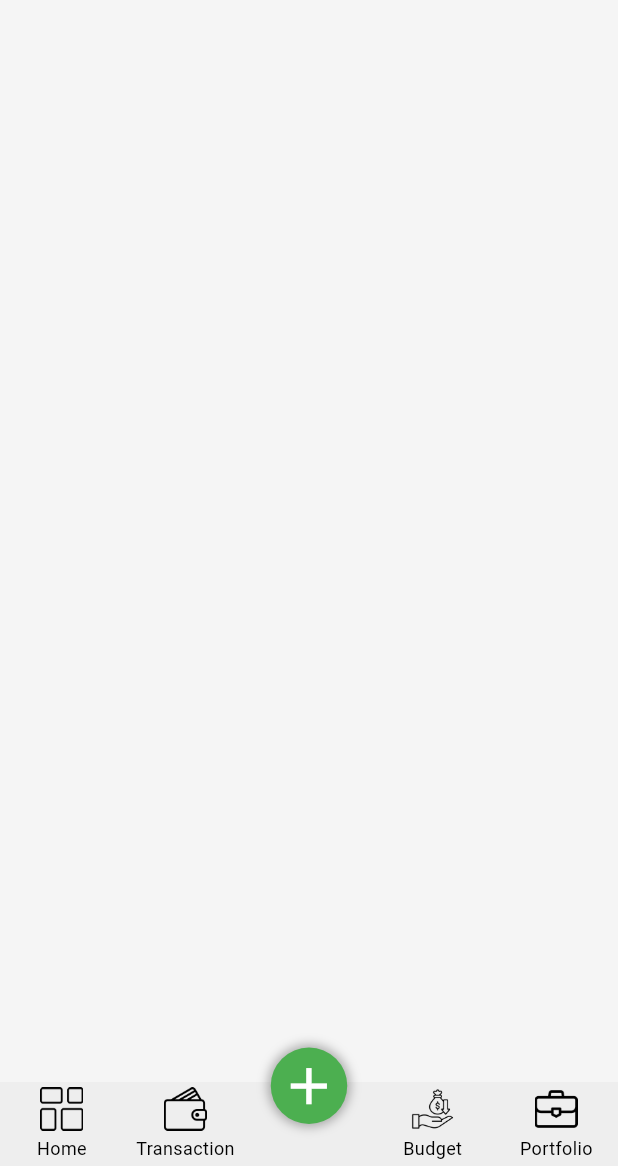
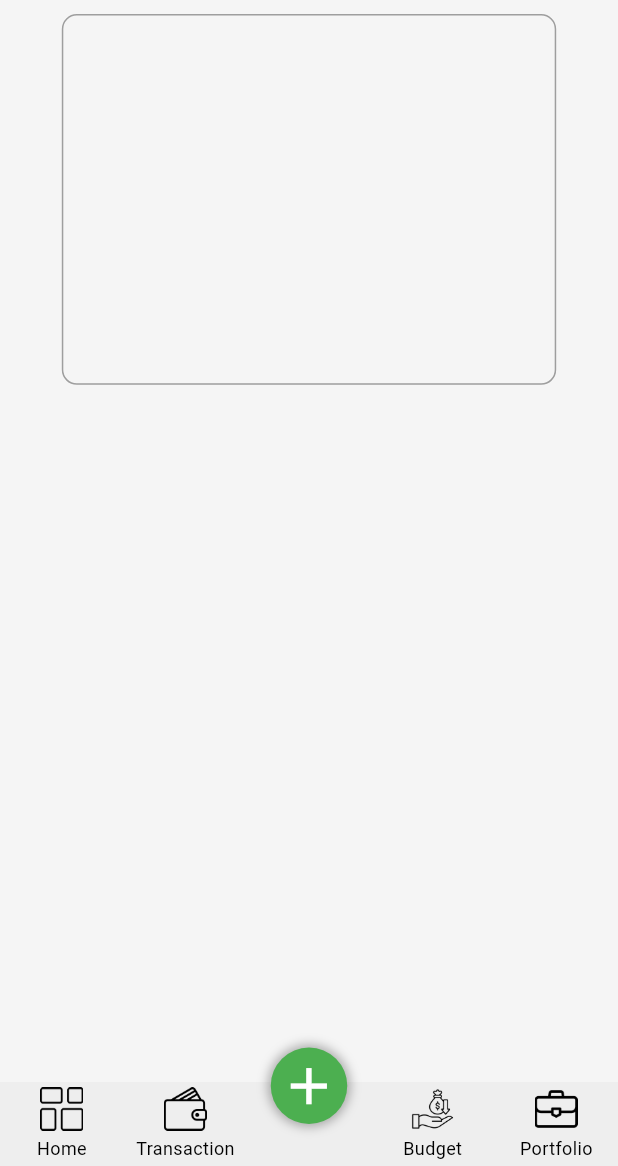
Before and after one commit to ArslanXXQazi/Finance-Tracker, a Flutter app: the screen it shows after launch, item 5 of the bottom bar chosen, on a phone screen of 412 x 824 dp, the part 70-1236 px from its top. Run offline on Flutter 3.47's test engine with Material 3 defaults, Android fonts, the phone set to English and light mode, and no system bars; drawn by our look-alikes of persistent_bottom_nav_bar; our stand-ins replace fl_chart, flutter_animate.

Commit message:
Update portfolio_nav_view.dart

```diff
--- a/finance_tracker/lib/src/views/nav_bar_view/portfolio_nav_view/portfolio_nav_view.dart
+++ b/finance_tracker/lib/src/views/nav_bar_view/portfolio_nav_view/portfolio_nav_view.dart
@@ -29,11 +29,14 @@ class PortfolioNavView extends StatelessWidget {
         ],
       ),
       body: Column(children: [
-        Container(
-          height: height*3,
-          width: width*.8,
-          decoration: BoxDecoration(
-
+        Center(
+          child: Container(
+            height: height*.3,
+            width: width*.8,
+            decoration: BoxDecoration(
+              borderRadius: BorderRadius.circular(10),
+              border: Border.all(color: Colors.grey),
+            ),
           ),
         )
       ],)
```
